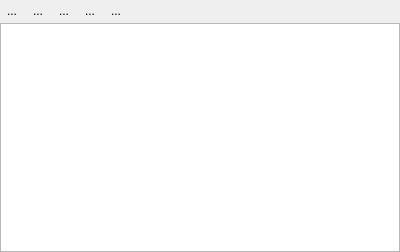
This is python/plugins/processing/ui/widgetBatchPanel.ui in qgis/QGIS as Qt 5 draws it before an edit. The edited form follows.
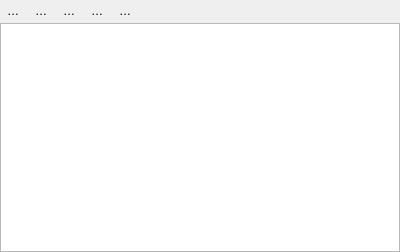
This is the edited form.

What changed in the file:
```diff
--- a/python/plugins/processing/ui/widgetBatchPanel.ui
+++ b/python/plugins/processing/ui/widgetBatchPanel.ui
@@ -26,7 +26,7 @@
       <string>Add row</string>
      </property>
      <property name="text">
-      <string>...</string>
+      <string>…</string>
      </property>
      <property name="autoRaise">
       <bool>true</bool>
@@ -39,7 +39,7 @@
       <string>Toggle advanced mode</string>
      </property>
      <property name="text">
-      <string>...</string>
+      <string>…</string>
      </property>
      <property name="checkable">
       <bool>true</bool>
@@ -55,7 +55,7 @@
       <string>Remove row(s)</string>
      </property>
      <property name="text">
-      <string>...</string>
+      <string>…</string>
      </property>
      <property name="autoRaise">
       <bool>true</bool>
@@ -100,7 +100,7 @@
       <string>Open</string>
      </property>
      <property name="text">
-      <string>...</string>
+      <string>…</string>
      </property>
      <property name="autoRaise">
       <bool>true</bool>
@@ -113,7 +113,7 @@
       <string>Save</string>
      </property>
      <property name="text">
-      <string>...</string>
+      <string>…</string>
      </property>
      <property name="autoRaise">
       <bool>true</bool>
```
